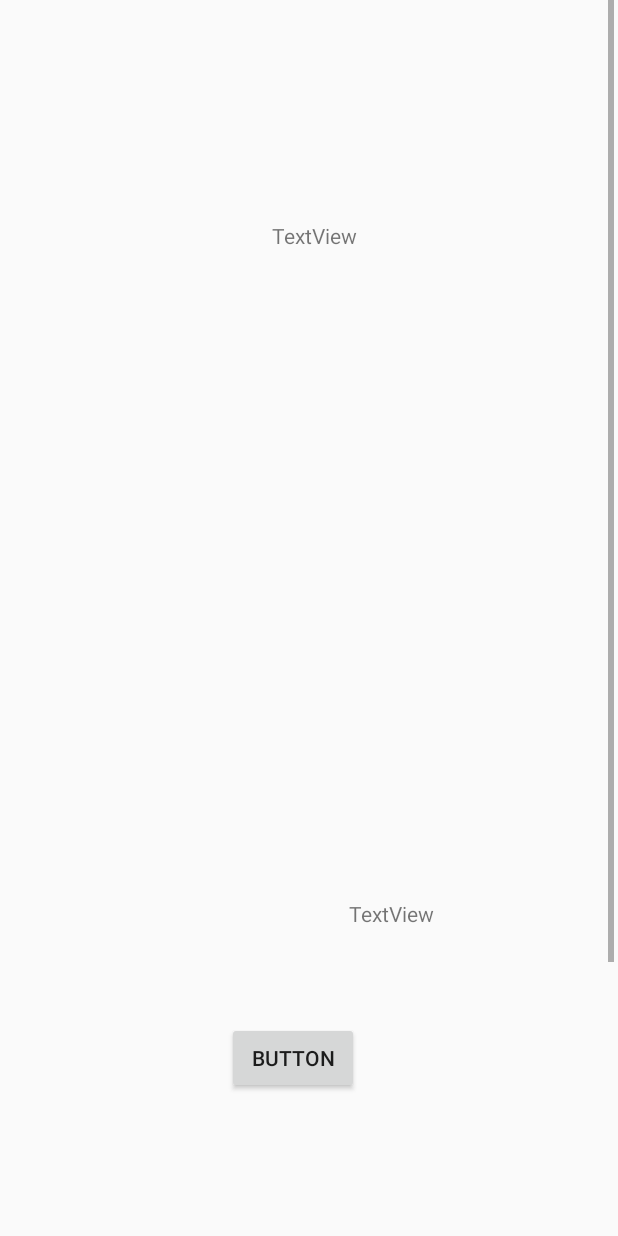
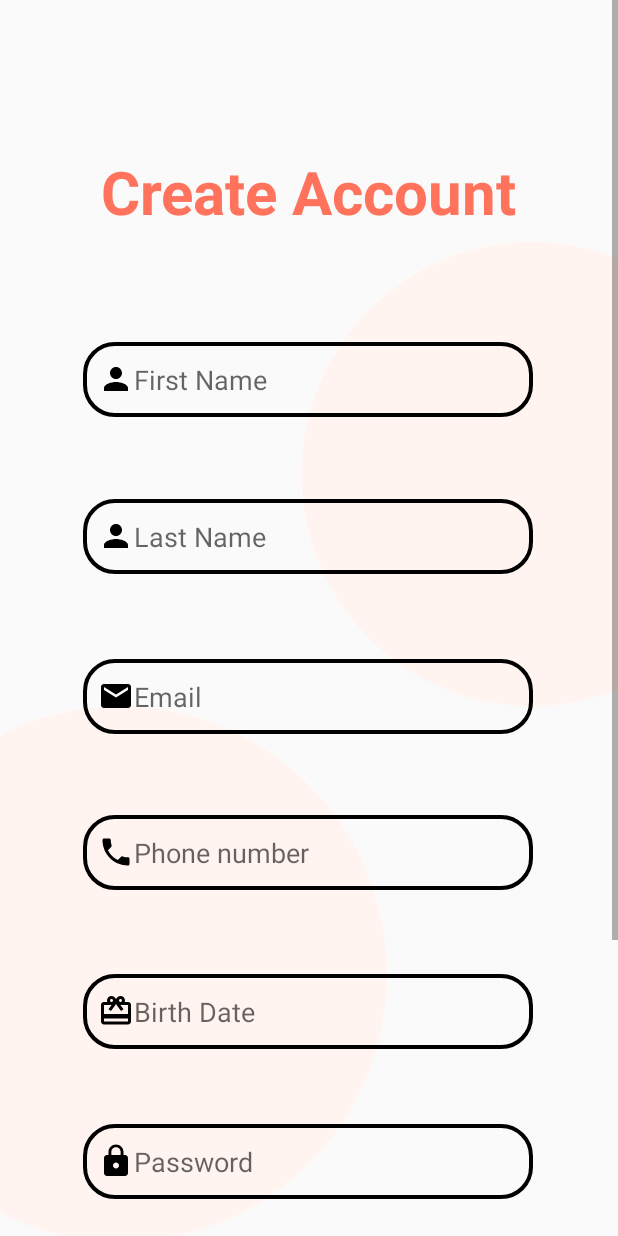
Before and after one commit to Jainil2472/FoodCall, an Android app: the register screen opened directly, with no data from a screen before it, on a phone screen of 412 x 824 dp. Run offline under Robolectric (Android 15) with nearby library versions, the phone set to English and light mode, and no system bars.

Commit message:
second commit

```diff
--- a/app/src/main/AndroidManifest.xml
+++ b/app/src/main/AndroidManifest.xml
@@ -12,6 +12,9 @@
         android:supportsRtl="true"
         android:theme="@style/Theme.FoodCall"
         tools:targetApi="31">
+        <activity
+            android:name=".homepage"
+            android:exported="false" />
         <activity
             android:name=".register"
             android:exported="false" />
--- /dev/null
+++ b/app/src/main/java/com/example/foodcall/homepage.java
@@ -0,0 +1,24 @@
+package com.example.foodcall;
+
+import android.os.Bundle;
+
+import androidx.activity.EdgeToEdge;
+import androidx.appcompat.app.AppCompatActivity;
+import androidx.core.graphics.Insets;
+import androidx.core.view.ViewCompat;
+import androidx.core.view.WindowInsetsCompat;
+
+public class homepage extends AppCompatActivity {
+
+    @Override
+    protected void onCreate(Bundle savedInstanceState) {
+        super.onCreate(savedInstanceState);
+        EdgeToEdge.enable(this);
+        setContentView(R.layout.activity_homepage);
+        ViewCompat.setOnApplyWindowInsetsListener(findViewById(R.id.main), (v, insets) -> {
+            Insets systemBars = insets.getInsets(WindowInsetsCompat.Type.systemBars());
+            v.setPadding(systemBars.left, systemBars.top, systemBars.right, systemBars.bottom);
+            return insets;
+        });
+    }
+}
--- a/app/src/main/java/com/example/foodcall/login.java
+++ b/app/src/main/java/com/example/foodcall/login.java
@@ -1,6 +1,11 @@
 package com.example.foodcall;
 
+import android.content.Intent;
 import android.os.Bundle;
+import android.view.View;
+import android.widget.Button;
+import android.widget.EditText;
+import android.widget.Toast;
 
 import androidx.activity.EdgeToEdge;
 import androidx.appcompat.app.AppCompatActivity;
@@ -9,6 +14,8 @@ import androidx.core.view.ViewCompat;
 import androidx.core.view.WindowInsetsCompat;
 
 public class login extends AppCompatActivity {
+    Button login;
+    EditText email,password;
 
     @Override
     protected void onCreate(Bundle savedInstanceState) {
@@ -20,6 +27,27 @@ public class login extends AppCompatActivity {
             v.setPadding(systemBars.left, systemBars.top, systemBars.right, systemBars.bottom);
             return insets;
         });
+        login = (Button) findViewById(R.id.login);
+        email =(EditText) findViewById(R.id.email);
+        password =(EditText) findViewById(R.id.password);
+        String myemail = email.getText().toString().trim();
+        String mypassword = password.getText().toString().trim();
+        String jainil = "jainill";
+        String pass ="pass";
+        login.setOnClickListener(new View.OnClickListener() {
+            @Override
+            public void onClick(View view) {
+
+                if (myemail.equals(jainil) && mypassword.equals(pass)){
+                    Intent intent = new Intent(login.this, homepage.class);
+                startActivity(intent);
+                }else{
+                    Toast tost = Toast.makeText(login.this,"User name or Email is wrong try again",Toast.LENGTH_SHORT);
+                    tost.show();
+                }
+
+            }
+        });
 
     }
 }
--- /dev/null
+++ b/app/src/main/res/drawable/birthdate.xml
@@ -0,0 +1,5 @@
+<vector xmlns:android="http://schemas.android.com/apk/res/android" android:height="24dp" android:tint="#000000" android:viewportHeight="24" android:viewportWidth="24" android:width="24dp">
+
+    <path android:fillColor="@android:color/white" android:pathData="M20,6h-2.18c0.11,-0.31 0.18,-0.65 0.18,-1 0,-1.66 -1.34,-3 -3,-3 -1.05,0 -1.96,0.54 -2.5,1.35l-0.5,0.67 -0.5,-0.68C10.96,2.54 10.05,2 9,2 7.34,2 6,3.34 6,5c0,0.35 0.07,0.69 0.18,1L4,6c-1.11,0 -1.99,0.89 -1.99,2L2,19c0,1.11 0.89,2 2,2h16c1.11,0 2,-0.89 2,-2L22,8c0,-1.11 -0.89,-2 -2,-2zM15,4c0.55,0 1,0.45 1,1s-0.45,1 -1,1 -1,-0.45 -1,-1 0.45,-1 1,-1zM9,4c0.55,0 1,0.45 1,1s-0.45,1 -1,1 -1,-0.45 -1,-1 0.45,-1 1,-1zM20,19L4,19v-2h16v2zM20,14L4,14L4,8h5.08L7,10.83 8.62,12 11,8.76l1,-1.36 1,1.36L15.38,12 17,10.83 14.92,8L20,8v6z"/>
+
+</vector>
--- /dev/null
+++ b/app/src/main/res/drawable/email.xml
@@ -0,0 +1,5 @@
+<vector xmlns:android="http://schemas.android.com/apk/res/android" android:height="24dp" android:tint="#000000" android:viewportHeight="24" android:viewportWidth="24" android:width="24dp">
+
+    <path android:fillColor="@android:color/white" android:pathData="M20,4L4,4c-1.1,0 -1.99,0.9 -1.99,2L2,18c0,1.1 0.9,2 2,2h16c1.1,0 2,-0.9 2,-2L22,6c0,-1.1 -0.9,-2 -2,-2zM20,8l-8,5 -8,-5L4,6l8,5 8,-5v2z"/>
+
+</vector>
--- /dev/null
+++ b/app/src/main/res/drawable/phone.xml
@@ -0,0 +1,5 @@
+<vector xmlns:android="http://schemas.android.com/apk/res/android" android:height="24dp" android:tint="#000000" android:viewportHeight="24" android:viewportWidth="24" android:width="24dp">
+
+    <path android:fillColor="@android:color/white" android:pathData="M6.62,10.79c1.44,2.83 3.76,5.14 6.59,6.59l2.2,-2.2c0.27,-0.27 0.67,-0.36 1.02,-0.24 1.12,0.37 2.33,0.57 3.57,0.57 0.55,0 1,0.45 1,1V20c0,0.55 -0.45,1 -1,1 -9.39,0 -17,-7.61 -17,-17 0,-0.55 0.45,-1 1,-1h3.5c0.55,0 1,0.45 1,1 0,1.25 0.2,2.45 0.57,3.57 0.11,0.35 0.03,0.74 -0.25,1.02l-2.2,2.2z"/>
+
+</vector>
--- /dev/null
+++ b/app/src/main/res/layout/activity_homepage.xml
@@ -0,0 +1,10 @@
+<?xml version="1.0" encoding="utf-8"?>
+<androidx.constraintlayout.widget.ConstraintLayout xmlns:android="http://schemas.android.com/apk/res/android"
+    xmlns:app="http://schemas.android.com/apk/res-auto"
+    xmlns:tools="http://schemas.android.com/tools"
+    android:id="@+id/main"
+    android:layout_width="match_parent"
+    android:layout_height="match_parent"
+    tools:context=".homepage">
+
+</androidx.constraintlayout.widget.ConstraintLayout>
--- a/app/src/main/res/layout/activity_login.xml
+++ b/app/src/main/res/layout/activity_login.xml
@@ -28,16 +28,16 @@
         app:srcCompat="@drawable/file" />
 
     <EditText
-        android:id="@+id/editTextTextEmailAddress"
+        android:id="@+id/email"
         android:layout_width="320dp"
         android:layout_height="59dp"
         android:background="@drawable/input_style"
         android:drawableStart="@drawable/baseline_person_24"
         android:ems="10"
-        android:hint="Username"
+        android:hint="Email"
         android:inputType="textEmailAddress"
         android:padding="10dp"
-        app:layout_constraintBottom_toTopOf="@+id/editTextTextPassword"
+        app:layout_constraintBottom_toTopOf="@+id/password"
         app:layout_constraintEnd_toEndOf="parent"
         app:layout_constraintHorizontal_bias="0.505"
         app:layout_constraintStart_toStartOf="parent"
@@ -45,7 +45,7 @@
         app:layout_constraintVertical_bias="0.888" />
 
     <EditText
-        android:id="@+id/editTextTextPassword"
+        android:id="@+id/password"
         android:layout_width="320dp"
         android:layout_height="59dp"
         android:background="@drawable/input_style"
@@ -101,11 +101,12 @@
         app:layout_constraintEnd_toEndOf="parent"
         app:layout_constraintHorizontal_bias="0.764"
         app:layout_constraintStart_toStartOf="parent"
-        app:layout_constraintTop_toBottomOf="@+id/editTextTextPassword"
+        app:layout_constraintTop_toBottomOf="@+id/password"
         app:layout_constraintVertical_bias="0.06" />
 
+
     <Button
-        android:id="@+id/button"
+        android:id="@+id/login"
         android:layout_width="320dp"
         android:layout_height="59dp"
         android:background="@drawable/button_layout"
@@ -117,7 +118,7 @@
         app:layout_constraintEnd_toEndOf="parent"
         app:layout_constraintHorizontal_bias="0.505"
         app:layout_constraintStart_toStartOf="parent"
-        app:layout_constraintTop_toBottomOf="@+id/editTextTextPassword"
+        app:layout_constraintTop_toBottomOf="@+id/password"
         app:layout_constraintVertical_bias="0.176" />
 
     <TextView
@@ -129,20 +130,8 @@
         app:layout_constraintEnd_toEndOf="parent"
         app:layout_constraintHorizontal_bias="0.498"
         app:layout_constraintStart_toStartOf="parent"
-        app:layout_constraintTop_toBottomOf="@+id/button"
+        app:layout_constraintTop_toBottomOf="@+id/login"
         app:layout_constraintVertical_bias="0.124" />
-
-    <TextView
-        android:id="@+id/textView7"
-        android:layout_width="wrap_content"
-        android:layout_height="wrap_content"
-        android:text="or continue with"
-        app:layout_constraintBottom_toBottomOf="parent"
-        app:layout_constraintEnd_toEndOf="parent"
-        app:layout_constraintHorizontal_bias="0.498"
-        app:layout_constraintStart_toStartOf="parent"
-        app:layout_constraintTop_toBottomOf="@+id/textView6"
-        app:layout_constraintVertical_bias="0.213" />
 
     <ImageView
         android:id="@+id/imageView5"
@@ -150,7 +139,7 @@
         android:layout_height="153dp"
         app:layout_constraintBottom_toBottomOf="parent"
         app:layout_constraintEnd_toEndOf="parent"
-        app:layout_constraintHorizontal_bias="1.0"
+        app:layout_constraintHorizontal_bias="0.987"
         app:layout_constraintStart_toStartOf="parent"
         app:layout_constraintTop_toTopOf="parent"
         app:layout_constraintVertical_bias="0.0"
@@ -160,7 +149,7 @@
         android:id="@+id/imageView6"
         android:layout_width="169dp"
         android:layout_height="424dp"
-        android:layout_marginTop="640dp"
+        android:layout_marginTop="532dp"
         app:layout_constraintEnd_toEndOf="parent"
         app:layout_constraintHorizontal_bias="0.0"
         app:layout_constraintStart_toStartOf="parent"
@@ -171,8 +160,8 @@
         android:id="@+id/imageView7"
         android:layout_width="165dp"
         android:layout_height="454dp"
-        android:layout_marginEnd="336dp"
-        android:layout_marginBottom="684dp"
+        android:layout_marginEnd="292dp"
+        android:layout_marginBottom="524dp"
         app:layout_constraintBottom_toBottomOf="parent"
         app:layout_constraintEnd_toEndOf="parent"
         app:srcCompat="@drawable/background_food3" />
@@ -181,8 +170,8 @@
         android:id="@+id/imageView8"
         android:layout_width="197dp"
         android:layout_height="329dp"
-        android:layout_marginStart="304dp"
-        android:layout_marginTop="688dp"
+        android:layout_marginStart="252dp"
+        android:layout_marginTop="572dp"
         app:layout_constraintStart_toStartOf="parent"
         app:layout_constraintTop_toTopOf="parent"
         app:srcCompat="@drawable/background_food4" />
--- a/app/src/main/res/layout/activity_register.xml
+++ b/app/src/main/res/layout/activity_register.xml
@@ -3,8 +3,8 @@
 <ScrollView xmlns:android="http://schemas.android.com/apk/res/android"
     xmlns:app="http://schemas.android.com/apk/res-auto"
     xmlns:tools="http://schemas.android.com/tools"
-    android:layout_width="409dp"
-    android:layout_height="729dp"
+    android:layout_width="match_parent"
+    android:layout_height="match_parent"
     tools:layout_editor_absoluteX="1dp"
     tools:layout_editor_absoluteY="1dp"
     android:fillViewport="true">
@@ -16,61 +16,175 @@
         android:layout_height="wrap_content"
         tools:context=".register">
 
-        <TextView
-            android:id="@+id/textView8"
+
+        <ImageView
+            android:id="@+id/imageView"
             android:layout_width="wrap_content"
             android:layout_height="wrap_content"
-            android:text="TextView"
+            android:layout_marginStart="116dp"
+            app:layout_constraintStart_toStartOf="parent"
+            app:layout_constraintTop_toTopOf="parent"
+            app:srcCompat="@drawable/file" />
+
+        <ImageView
+            android:id="@+id/imageView4"
+            android:layout_width="475dp"
+            android:layout_height="800dp"
+            android:layout_marginTop="284dp"
+            android:layout_marginEnd="132dp"
+            app:layout_constraintEnd_toEndOf="parent"
+            app:layout_constraintTop_toTopOf="parent"
+            app:srcCompat="@drawable/file" />
+
+        <TextView
+            android:id="@+id/textView3"
+            android:layout_width="wrap_content"
+            android:layout_height="wrap_content"
+            android:text="Create Account"
+            android:textColor="@color/main_color"
+            android:textSize="40sp"
+            android:textStyle="bold"
             app:layout_constraintBottom_toBottomOf="parent"
             app:layout_constraintEnd_toEndOf="parent"
-            app:layout_constraintHorizontal_bias="0.515"
             app:layout_constraintStart_toStartOf="parent"
             app:layout_constraintTop_toTopOf="parent"
-            app:layout_constraintVertical_bias="0.182" />
+            app:layout_constraintVertical_bias="0.098" />
 
-        <TextView
-            android:id="@+id/textView9"
-            android:layout_width="wrap_content"
-            android:layout_height="wrap_content"
-            android:text="TextView"
+        <EditText
+            android:id="@+id/first_name"
+            android:layout_width="300dp"
+            android:layout_height="50dp"
+            android:background="@drawable/input_style"
+            android:ems="10"
+            android:hint="First Name"
+            android:inputType="text"
+            android:padding="10dp"
+            android:drawableStart="@drawable/baseline_person_24"
             app:layout_constraintBottom_toBottomOf="parent"
             app:layout_constraintEnd_toEndOf="parent"
-            app:layout_constraintHorizontal_bias="0.66"
+            app:layout_constraintHorizontal_bias="0.495"
             app:layout_constraintStart_toStartOf="parent"
-            app:layout_constraintTop_toTopOf="parent"
-            app:layout_constraintVertical_bias="0.74" />
+            app:layout_constraintTop_toBottomOf="@+id/textView3"
+            app:layout_constraintVertical_bias="0.083" />
 
-        <TextView
-            android:id="@+id/textView10"
-            android:layout_width="wrap_content"
-            android:layout_height="wrap_content"
-            android:layout_marginTop="732dp"
-            android:text="TextView"
+        <EditText
+            android:id="@+id/last_name"
+            android:layout_width="300dp"
+            android:layout_height="50dp"
+            android:background="@drawable/input_style"
+            android:ems="10"
+            android:hint="Last Name"
+            android:inputType="text"
+            android:padding="10dp"
+            android:drawableStart="@drawable/baseline_person_24"
+            app:layout_constraintBottom_toBottomOf="parent"
             app:layout_constraintEnd_toEndOf="parent"
-            app:layout_constraintHorizontal_bias="0.185"
+            app:layout_constraintHorizontal_bias="0.495"
             app:layout_constraintStart_toStartOf="parent"
-            app:layout_constraintTop_toTopOf="parent" />
+            app:layout_constraintTop_toBottomOf="@+id/first_name"
+            app:layout_constraintVertical_bias="0.072" />
+
+        <EditText
+            android:id="@+id/email"
+            android:layout_width="300dp"
+            android:layout_height="50dp"
+            android:background="@drawable/input_style"
+            android:ems="10"
+            android:hint="Email"
+            android:inputType="textEmailAddress"
+            android:drawableStart="@drawable/email"
+            android:padding="10dp"
+            app:layout_constraintBottom_toBottomOf="parent"
+            app:layout_constraintEnd_toEndOf="parent"
+            app:layout_constraintHorizontal_bias="0.495"
+            app:layout_constraintStart_toStartOf="parent"
+            app:layout_constraintTop_toBottomOf="@+id/last_name"
+            app:layout_constraintVertical_bias="0.087" />
+
+        <EditText
+            android:id="@+id/phoneno"
+            android:layout_width="300dp"
+            android:layout_height="50dp"
+            android:background="@drawable/input_style"
+            android:ems="10"
+            android:hint="Phone number"
+            android:inputType="number"
+            android:padding="10dp"
+            android:drawableStart="@drawable/phone"
+            app:layout_constraintBottom_toBottomOf="parent"
+            app:layout_constraintEnd_toEndOf="parent"
+            app:layout_constraintHorizontal_bias="0.495"
+            app:layout_constraintStart_toStartOf="parent"
+            app:layout_constraintTop_toBottomOf="@+id/email"
+            app:layout_constraintVertical_bias="0.1" />
+
+        <EditText
+            android:id="@+id/bday"
+            android:layout_width="300dp"
+            android:layout_height="50dp"
+            android:background="@drawable/input_style"
+            android:ems="10"
+            android:hint="Birth Date"
+            android:inputType="date"
+            android:padding="10dp"
+            android:drawableStart="@drawable/birthdate"
+            app:layout_constraintBottom_toBottomOf="parent"
+            app:layout_constraintEnd_toEndOf="parent"
+            app:layout_constraintHorizontal_bias="0.495"
+            app:layout_constraintStart_toStartOf="parent"
+            app:layout_constraintTop_toBottomOf="@+id/phoneno"
+            app:layout_constraintVertical_bias="0.126" />
+
+        <EditText
+            android:id="@+id/password"
+            android:layout_width="300dp"
+            android:layout_height="50dp"
+            android:background="@drawable/input_style"
+            android:ems="10"
+            android:hint="Password"
+            android:inputType="textVisiblePassword"
+            android:padding="10dp"
+            android:drawableStart="@drawable/baseline_lock_24"
+            app:layout_constraintBottom_toBottomOf="parent"
+            app:layout_constraintEnd_toEndOf="parent"
+            app:layout_constraintHorizontal_bias="0.495"
+            app:layout_constraintStart_toStartOf="parent"
+            app:layout_constraintTop_toBottomOf="@+id/bday"
+            app:layout_constraintVertical_bias="0.151" />
+
+        <EditText
+            android:id="@+id/conformpassword"
+            android:layout_width="300dp"
+            android:layout_height="50dp"
+            android:background="@drawable/input_style"
+            android:ems="10"
+            android:hint="Password"
+            android:inputType="textPassword"
+            android:padding="10dp"
+            android:drawableStart="@drawable/baseline_lock_24"
+            app:layout_constraintBottom_toBottomOf="parent"
+            app:layout_constraintEnd_toEndOf="parent"
+            app:layout_constraintHorizontal_bias="0.495"
+            app:layout_constraintStart_toStartOf="parent"
+            app:layout_constraintTop_toBottomOf="@+id/password"
+            app:layout_constraintVertical_bias="0.234" />
 
         <Button
-            android:id="@+id/button2"
-            android:layout_width="wrap_content"
-            android:layout_height="wrap_content"
-            android:text="Button"
+            android:id="@+id/login"
+            android:layout_width="320dp"
+            android:layout_height="59dp"
+            android:background="@drawable/button_layout"
+            android:text="Signup"
+            android:textColor="@color/light"
+            android:textSize="20sp"
+            android:textStyle="bold"
             app:layout_constraintBottom_toBottomOf="parent"
             app:layout_constraintEnd_toEndOf="parent"
-            app:layout_constraintHorizontal_bias="0.47"
+            app:layout_constraintHorizontal_bias="0.494"
             app:layout_constraintStart_toStartOf="parent"
-            app:layout_constraintTop_toTopOf="parent"
-            app:layout_constraintVertical_bias="0.872" />
+            app:layout_constraintTop_toBottomOf="@+id/conformpassword"
+            app:layout_constraintVertical_bias="0.47" />
 
-        <Button
-            android:id="@+id/button3"
-            android:layout_width="wrap_content"
-            android:layout_height="wrap_content"
-            android:layout_marginTop="52dp"
-            android:text="Button"
-            app:layout_constraintTop_toBottomOf="@+id/button2"
-            tools:layout_editor_absoluteX="259dp" />
     </androidx.constraintlayout.widget.ConstraintLayout>
 
 
--- a/app/src/main/res/values/colors.xml
+++ b/app/src/main/res/values/colors.xml
@@ -6,4 +6,5 @@
     <color name="light">#ffffff</color>
     <color name="top">#ffd2ac</color>
     <color name="main_color">#ff735c</color>
+    <color name="red">#FF0000</color>
 </resources>
```
